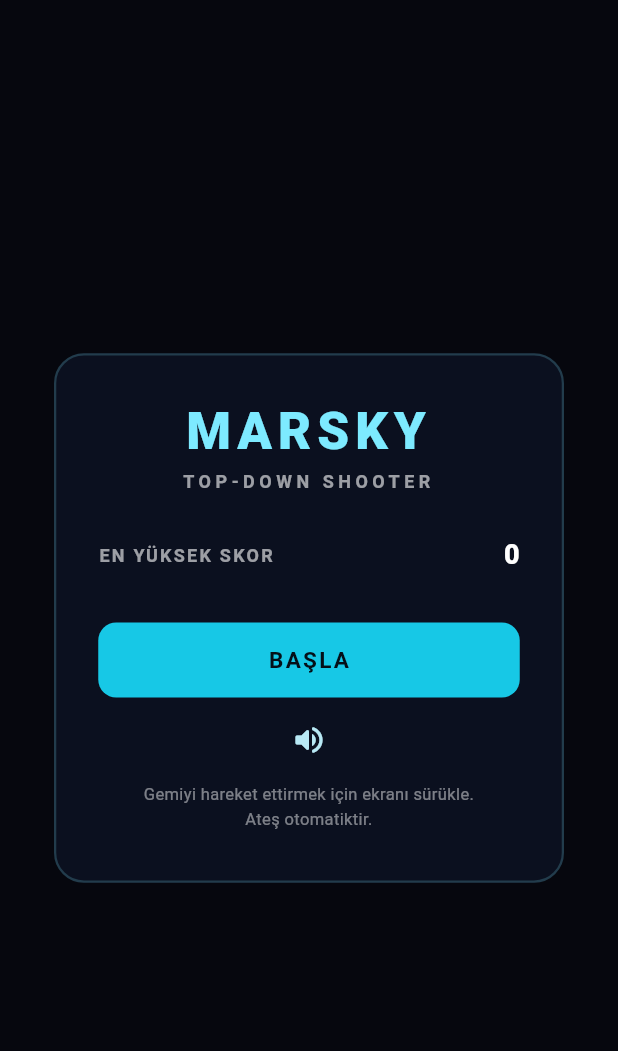
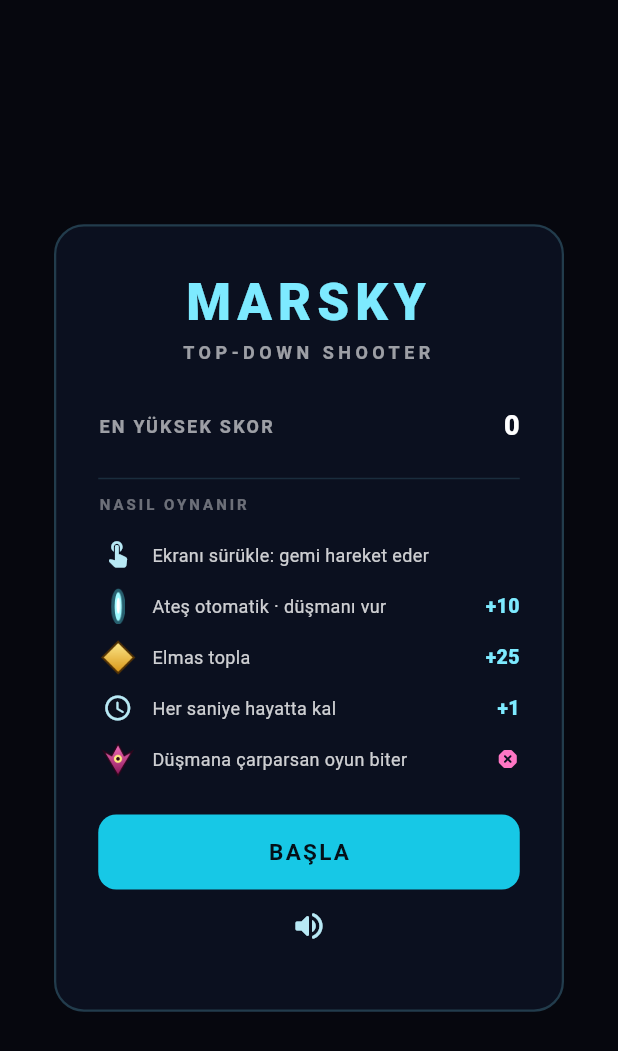
Before and after one commit to icengizhan/marsky_shooter, a Flutter app: the MainMenuOverlay widget shown alone on an empty page, opened directly with empty values, on a phone screen of 412 x 824 dp. Shown: the top 1051 px of the screen. Run offline on Flutter 3.47's test engine with Material 3 defaults, Android fonts, the phone set to English and light mode, and no system bars; our stand-ins replace flutter_riverpod, shared_preferences; missing offline and left inert: flame, flame_audio; accounts and stored records are empty.

Commit message:
feat: add how-to-play legend with real sprites to main menu

```diff
--- a/lib/presentation/overlays/main_menu_overlay.dart
+++ b/lib/presentation/overlays/main_menu_overlay.dart
@@ -4,6 +4,7 @@ import 'package:flutter_riverpod/flutter_riverpod.dart';
 import '../../domain/entities/score_entry.dart';
 import '../../game/marsky_game.dart';
 import '../providers/score_providers.dart';
+import 'widgets/how_to_play.dart';
 import 'widgets/overlay_panel.dart';
 import 'widgets/sound_toggle_button.dart';
 
@@ -40,20 +41,10 @@ class MainMenuOverlay extends ConsumerWidget {
         ),
         const SizedBox(height: 8),
         _RecentScores(history: history),
+        const HowToPlay(),
         const SizedBox(height: 20),
         MenuButton(label: 'BAŞLA', onPressed: game.startGame),
-        const SizedBox(height: 4),
         const SoundToggleButton(),
-        const SizedBox(height: 4),
-        const Text(
-          'Gemiyi hareket ettirmek için ekranı sürükle.\nAteş otomatiktir.',
-          textAlign: TextAlign.center,
-          style: TextStyle(
-            color: Color(0x77FFFFFF),
-            fontSize: 11,
-            height: 1.5,
-          ),
-        ),
       ],
     );
   }
--- /dev/null
+++ b/lib/presentation/overlays/widgets/how_to_play.dart
@@ -0,0 +1,117 @@
+import 'package:flutter/material.dart';
+
+import '../../../core/config/game_config.dart';
+
+/// Ana menudeki kisa kural ozeti.
+///
+/// NEDEN AYRI BIR TUTORIAL EKRANI DEGIL:
+/// Ayri bir ogretici ekran, durum makinesine besinci bir durum eklemek demektir
+/// (gecis yonetimi, geri donus, test). Case "karmaşık senaryolara gerek yoktur"
+/// diyor. Bunun yerine kurallar ana menude, her acilista gorunur sekilde
+/// ozetlenir -- oyuncu ekstra bir adim atmadan ogrenir.
+///
+/// Metin yerine OYUNUN GERCEK SPRITE'LARI kullanilir: oyuncu menude gordugu
+/// gorseli oyun icinde birebir tanir, okumaya gerek kalmaz.
+class HowToPlay extends StatelessWidget {
+  const HowToPlay({super.key});
+
+  @override
+  Widget build(BuildContext context) {
+    return Column(
+      crossAxisAlignment: CrossAxisAlignment.stretch,
+      children: <Widget>[
+        const Divider(color: Color(0x227DEAFF), height: 20),
+        const Text(
+          'NASIL OYNANIR',
+          style: TextStyle(
+            color: Color(0x66FFFFFF),
+            fontSize: 10,
+            letterSpacing: 2,
+            fontWeight: FontWeight.w700,
+          ),
+        ),
+        const SizedBox(height: 10),
+        // Sira bilincli: once KONTROL (oyuncunun ilk ihtiyaci), sonra PUAN
+        // kaynaklari, en sona TEHLIKE -- son okunan en akilda kalandir.
+        const _RuleRow(
+          icon: Icons.touch_app_rounded,
+          text: 'Ekranı sürükle: gemi hareket eder',
+        ),
+        const _RuleRow(
+          image: 'assets/images/bullet.png',
+          text: 'Ateş otomatik · düşmanı vur',
+          value: '+${GameConfig.scorePerEnemyKilled}',
+        ),
+        const _RuleRow(
+          image: 'assets/images/pickup.png',
+          text: 'Elmas topla',
+          value: '+${GameConfig.scorePerPickupCollected}',
+        ),
+        const _RuleRow(
+          icon: Icons.schedule_rounded,
+          text: 'Her saniye hayatta kal',
+          value: '+${GameConfig.scorePerSecond}',
+        ),
+        const _RuleRow(
+          image: 'assets/images/enemy.png',
+          text: 'Düşmana çarparsan oyun biter',
+          accent: Color(0xFFFF76C4),
+        ),
+      ],
+    );
+  }
+}
+
+class _RuleRow extends StatelessWidget {
+  const _RuleRow({
+    required this.text,
+    this.image,
+    this.icon,
+    this.value,
+    this.accent,
+  });
+
+  final String text;
+  final String? image;
+  final IconData? icon;
+  final String? value;
+  final Color? accent;
+
+  @override
+  Widget build(BuildContext context) {
+    return Padding(
+      padding: const EdgeInsets.symmetric(vertical: 4),
+      child: Row(
+        children: <Widget>[
+          SizedBox(
+            width: 26,
+            height: 26,
+            child: Center(
+              child: image != null
+                  ? Image.asset(image!, width: 24, height: 24)
+                  : Icon(icon, size: 20, color: const Color(0xFFB8E9F5)),
+            ),
+          ),
+          const SizedBox(width: 10),
+          Expanded(
+            child: Text(
+              text,
+              style: const TextStyle(color: Color(0xCCFFFFFF), fontSize: 12),
+            ),
+          ),
+          if (value != null)
+            Text(
+              value!,
+              style: const TextStyle(
+                color: Color(0xFF7DEAFF),
+                fontSize: 13,
+                fontWeight: FontWeight.w800,
+              ),
+            ),
+          if (accent != null)
+            Icon(Icons.dangerous_rounded, size: 16, color: accent),
+        ],
+      ),
+    );
+  }
+}
```
